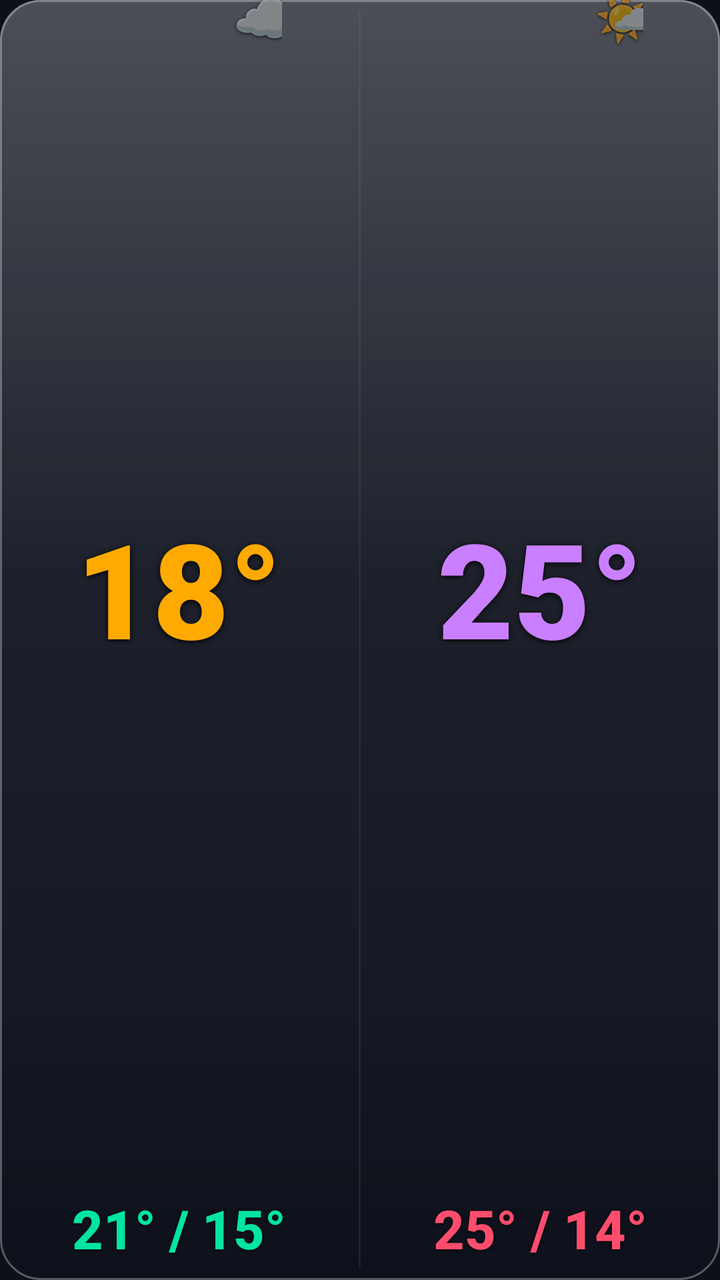
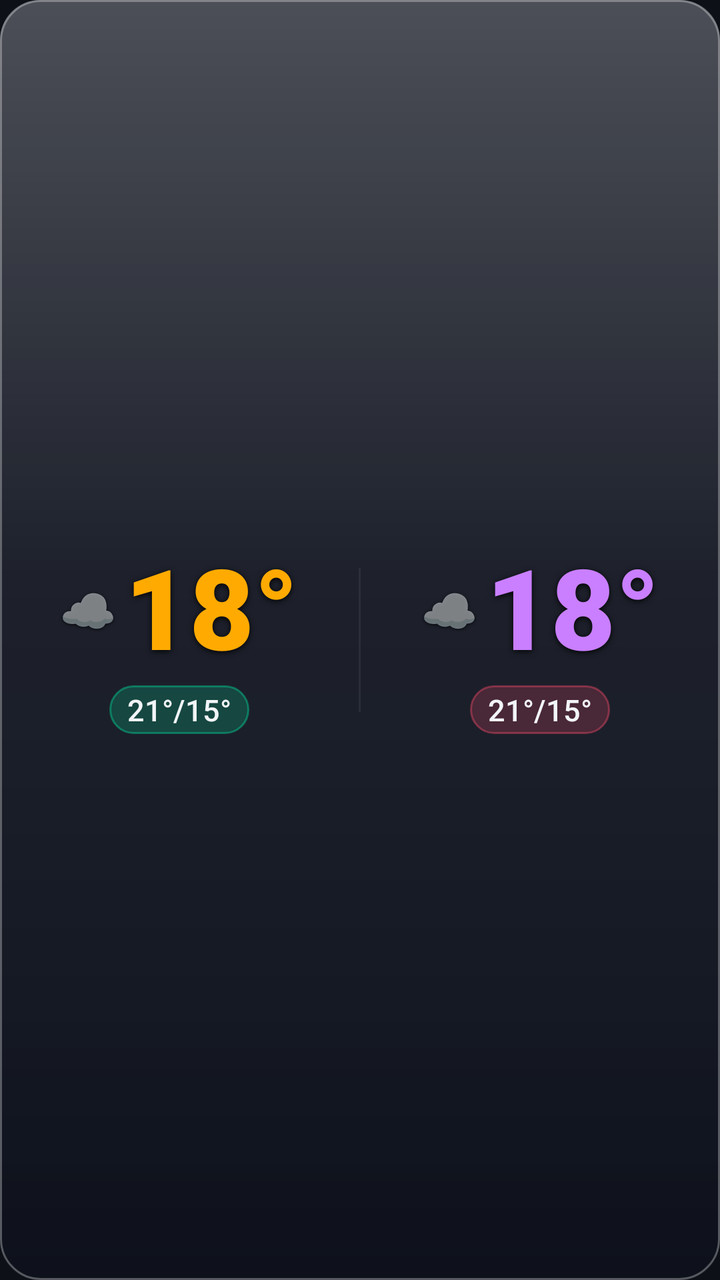

An Android layout rendered at two revisions. The XML below is the earlier revision; the diff shows what the commit changed to produce the second picture.
<!-- AndroidManifest.xml: application theme Theme.Weather28 -->
<!-- res/layout/widget_dark_m.xml -->
<?xml version="1.0" encoding="utf-8"?>
<LinearLayout xmlns:android="http://schemas.android.com/apk/res/android"
    android:id="@+id/widget_root"
    android:layout_width="match_parent"
    android:layout_height="match_parent"
    android:orientation="vertical"
    android:background="@drawable/widget_bg_dark">


    <LinearLayout
        android:layout_width="match_parent"
        android:layout_height="0dp"
        android:layout_weight="1"
        android:orientation="horizontal">

        
        <LinearLayout
            android:layout_width="0dp"
            android:layout_height="match_parent"
            android:layout_weight="1"
            android:orientation="vertical"
            android:gravity="center_horizontal"
            android:paddingStart="6dp"
            android:paddingEnd="6dp"
            android:paddingBottom="8dp">

            <FrameLayout
                android:layout_width="wrap_content"
                android:layout_height="0dp"
                android:layout_weight="1">

                <TextView
                    android:id="@+id/today_temp"
                    android:layout_width="wrap_content"
                    android:layout_height="wrap_content"
                    android:layout_gravity="center"
                    android:text="18°"
                    android:textColor="#ffaa00"
                    android:textSize="66sp"
                    android:fontFamily="sans-serif-black"
                    android:includeFontPadding="false"
                    android:gravity="center"
                    android:shadowColor="#e6000000" android:shadowDx="0" android:shadowDy="2" android:shadowRadius="7"/>

                <TextView
                    android:id="@+id/today_icon"
                    android:layout_width="wrap_content"
                    android:layout_height="wrap_content"
                    android:layout_gravity="top|end"
                    android:layout_marginTop="-6dp"
                    android:layout_marginEnd="-8dp"
                    android:text="☁️"
                    android:textSize="26sp"
                    android:includeFontPadding="false"
                    android:gravity="center"
                    android:shadowColor="#cc000000" android:shadowDx="0" android:shadowDy="1" android:shadowRadius="4"/>
            </FrameLayout>

            <TextView
                android:id="@+id/today_minmax"
                android:layout_width="wrap_content"
                android:layout_height="wrap_content"
                android:text="21° / 15°"
                android:textColor="#00e5a0"
                android:textSize="27sp"
                android:fontFamily="sans-serif-medium"
                android:textStyle="bold"
                android:layout_marginTop="2dp"
                android:shadowColor="#cc000000" android:shadowDx="0" android:shadowDy="1" android:shadowRadius="4"/>
        </LinearLayout>

        <TextView
            android:layout_width="1dp"
            android:layout_height="match_parent"
            android:background="#22888888"
            android:layout_marginTop="6dp"
            android:layout_marginBottom="6dp"
            android:text=""/>

        
        <LinearLayout
            android:layout_width="0dp"
            android:layout_height="match_parent"
            android:layout_weight="1"
            android:orientation="vertical"
            android:gravity="center_horizontal"
            android:paddingStart="6dp"
            android:paddingEnd="6dp"
            android:paddingBottom="8dp">

            <FrameLayout
                android:layout_width="wrap_content"
                android:layout_height="0dp"
                android:layout_weight="1">

                <TextView
                    android:id="@+id/tomorrow_temp"
                    android:layout_width="wrap_content"
                    android:layout_height="wrap_content"
                    android:layout_gravity="center"
                    android:text="25°"
                    android:textColor="#c97fff"
                    android:textSize="66sp"
                    android:fontFamily="sans-serif-black"
                    android:includeFontPadding="false"
                    android:gravity="center"
                    android:shadowColor="#e6000000" android:shadowDx="0" android:shadowDy="2" android:shadowRadius="7"/>

                <TextView
                    android:id="@+id/tomorrow_icon"
                    android:layout_width="wrap_content"
                    android:layout_height="wrap_content"
                    android:layout_gravity="top|end"
                    android:layout_marginTop="-6dp"
                    android:layout_marginEnd="-8dp"
                    android:text="🌤️"
                    android:textSize="26sp"
                    android:includeFontPadding="false"
                    android:gravity="center"
                    android:shadowColor="#cc000000" android:shadowDx="0" android:shadowDy="1" android:shadowRadius="4"/>
            </FrameLayout>

            <TextView
                android:id="@+id/tomorrow_minmax"
                android:layout_width="wrap_content"
                android:layout_height="wrap_content"
                android:text="25° / 14°"
                android:textColor="#ff4d6d"
                android:textSize="27sp"
                android:fontFamily="sans-serif-medium"
                android:textStyle="bold"
                android:layout_marginTop="2dp"
                android:shadowColor="#cc000000" android:shadowDx="0" android:shadowDy="1" android:shadowRadius="4"/>
        </LinearLayout>
    </LinearLayout>

    <TextView android:id="@+id/widget_refresh" android:layout_width="0dp" android:layout_height="0dp" android:visibility="gone"/>
    <TextView android:id="@+id/today_desc"    android:layout_width="0dp" android:layout_height="0dp" android:visibility="gone"/>
    <TextView android:id="@+id/tomorrow_desc" android:layout_width="0dp" android:layout_height="0dp" android:visibility="gone"/>
    <TextView android:id="@+id/today_icon_bg" android:layout_width="0dp" android:layout_height="0dp" android:visibility="gone"/>
    <TextView android:id="@+id/tomorrow_icon_bg" android:layout_width="0dp" android:layout_height="0dp" android:visibility="gone"/>
    <TextView android:id="@+id/today_rain"    android:layout_width="0dp" android:layout_height="0dp" android:visibility="gone"/>
    <TextView android:id="@+id/today_wind"    android:layout_width="0dp" android:layout_height="0dp" android:visibility="gone"/>
    <TextView android:id="@+id/tomorrow_rain" android:layout_width="0dp" android:layout_height="0dp" android:visibility="gone"/>
    <TextView android:id="@+id/tomorrow_wind" android:layout_width="0dp" android:layout_height="0dp" android:visibility="gone"/>

</LinearLayout>
<!-- resources referenced by this layout -->
<resources>
  <!-- drawable widget_bg_dark (drawable) -->
  <?xml version="1.0" encoding="utf-8"?>
  <layer-list xmlns:android="http://schemas.android.com/apk/res/android">
      <item>
          <shape android:shape="rectangle">
              <solid android:color="#CC101520"/>
              <corners android:radius="20dp"/>
          </shape>
      </item>
      <item>
          <shape android:shape="rectangle">
              <gradient
                  android:type="linear"
                  android:angle="115"
                  android:startColor="#40FFFFFF"
                  android:centerColor="#0FFFFFFF"
                  android:endColor="#00FFFFFF"
                  android:centerY="0.45"/>
              <corners android:radius="20dp"/>
          </shape>
      </item>
      <item>
          <shape android:shape="rectangle">
              <gradient
                  android:type="linear"
                  android:angle="90"
                  android:startColor="#22000000"
                  android:centerColor="#00000000"
                  android:endColor="#00000000"
                  android:centerY="0.25"/>
              <corners android:radius="20dp"/>
          </shape>
      </item>
      <item>
          <shape android:shape="rectangle">
              <stroke android:width="1dp" android:color="#4DFFFFFF"/>
              <corners android:radius="20dp"/>
          </shape>
      </item>
  </layer-list>
  <style name="Theme.Weather28" parent="Theme.MaterialComponents.DayNight.NoActionBar">
          <item name="colorPrimary">#00e5a0</item>
          <item name="colorPrimaryVariant">#4d9fff</item>
          <item name="colorOnPrimary">#0d1117</item>
          <item name="android:windowBackground">#0d1117</item>
          <item name="android:statusBarColor">#0d1117</item>
          <item name="android:navigationBarColor">#0d1117</item>
      </style>
</resources>

<!-- the commit's change to res/layout/widget_dark_m.xml (unified diff, before → after) -->
@@ -6,141 +6,142 @@
     android:orientation="vertical"
     android:background="@drawable/widget_bg_dark">
 
-
     <LinearLayout
         android:layout_width="match_parent"
         android:layout_height="0dp"
         android:layout_weight="1"
-        android:orientation="horizontal">
+        android:orientation="horizontal"
+        android:gravity="center_vertical">
 
-        
         <LinearLayout
             android:layout_width="0dp"
             android:layout_height="match_parent"
             android:layout_weight="1"
             android:orientation="vertical"
-            android:gravity="center_horizontal"
+            android:gravity="center"
             android:paddingStart="6dp"
-            android:paddingEnd="6dp"
-            android:paddingBottom="8dp">
+            android:paddingEnd="6dp">
 
-            <FrameLayout
+            <LinearLayout
                 android:layout_width="wrap_content"
-                android:layout_height="0dp"
-                android:layout_weight="1">
+                android:layout_height="wrap_content"
+                android:orientation="horizontal"
+                android:gravity="center_vertical">
+
+                <TextView
+                    android:id="@+id/today_icon"
+                    android:layout_width="wrap_content"
+                    android:layout_height="wrap_content"
+                    android:text="☁️"
+                    android:textSize="23sp"
+                    android:includeFontPadding="false"
+                    android:gravity="center"
+                    android:layout_marginEnd="4dp"
+                    android:shadowColor="#cc000000" android:shadowDx="0" android:shadowDy="1" android:shadowRadius="4"/>
 
                 <TextView
                     android:id="@+id/today_temp"
                     android:layout_width="wrap_content"
                     android:layout_height="wrap_content"
-                    android:layout_gravity="center"
                     android:text="18°"
                     android:textColor="#ffaa00"
-                    android:textSize="66sp"
+                    android:textSize="56sp"
                     android:fontFamily="sans-serif-black"
                     android:includeFontPadding="false"
                     android:gravity="center"
                     android:shadowColor="#e6000000" android:shadowDx="0" android:shadowDy="2" android:shadowRadius="7"/>
-
-                <TextView
-                    android:id="@+id/today_icon"
-                    android:layout_width="wrap_content"
-                    android:layout_height="wrap_content"
-                    android:layout_gravity="top|end"
-                    android:layout_marginTop="-6dp"
-                    android:layout_marginEnd="-8dp"
-                    android:text="☁️"
-                    android:textSize="26sp"
-                    android:includeFontPadding="false"
-                    android:gravity="center"
-                    android:shadowColor="#cc000000" android:shadowDx="0" android:shadowDy="1" android:shadowRadius="4"/>
-            </FrameLayout>
+            </LinearLayout>
 
             <TextView
                 android:id="@+id/today_minmax"
                 android:layout_width="wrap_content"
                 android:layout_height="wrap_content"
-                android:text="21° / 15°"
-                android:textColor="#00e5a0"
-                android:textSize="27sp"
+                android:text="21°/15°"
+                android:textColor="#f2f5f8"
+                android:textSize="15sp"
                 android:fontFamily="sans-serif-medium"
-                android:textStyle="bold"
-                android:layout_marginTop="2dp"
-                android:shadowColor="#cc000000" android:shadowDx="0" android:shadowDy="1" android:shadowRadius="4"/>
+                android:maxLines="1"
+                android:ellipsize="end"
+                android:background="@drawable/widget_pill_green"
+                android:paddingStart="9dp"
+                android:paddingEnd="9dp"
+                android:paddingTop="2dp"
+                android:paddingBottom="2dp"
+                android:layout_marginTop="4dp"/>
         </LinearLayout>
 
         <TextView
             android:layout_width="1dp"
-            android:layout_height="match_parent"
+            android:layout_height="72dp"
             android:background="#22888888"
-            android:layout_marginTop="6dp"
-            android:layout_marginBottom="6dp"
             android:text=""/>
 
-        
         <LinearLayout
             android:layout_width="0dp"
             android:layout_height="match_parent"
             android:layout_weight="1"
             android:orientation="vertical"
-            android:gravity="center_horizontal"
+            android:gravity="center"
             android:paddingStart="6dp"
-            android:paddingEnd="6dp"
-            android:paddingBottom="8dp">
+            android:paddingEnd="6dp">
 
-            <FrameLayout
+            <LinearLayout
                 android:layout_width="wrap_content"
-                android:layout_height="0dp"
-                android:layout_weight="1">
+                android:layout_height="wrap_content"
+                android:orientation="horizontal"
+                android:gravity="center_vertical">
+
+                <TextView
+                    android:id="@+id/tomorrow_icon"
+                    android:layout_width="wrap_content"
+                    android:layout_height="wrap_content"
+                    android:text="☁️"
+                    android:textSize="23sp"
+                    android:includeFontPadding="false"
+                    android:gravity="center"
+                    android:layout_marginEnd="4dp"
+                    android:shadowColor="#cc000000" android:shadowDx="0" android:shadowDy="1" android:shadowRadius="4"/>
 
                 <TextView
                     android:id="@+id/tomorrow_temp"
                     android:layout_width="wrap_content"
                     android:layout_height="wrap_content"
-                    android:layout_gravity="center"
-                    android:text="25°"
+                    android:text="18°"
                     android:textColor="#c97fff"
-                    android:textSize="66sp"
+                    android:textSize="56sp"
                     android:fontFamily="sans-serif-black"
                     android:includeFontPadding="false"
                     android:gravity="center"
                     android:shadowColor="#e6000000" android:shadowDx="0" android:shadowDy="2" android:shadowRadius="7"/>
-
-                <TextView
-                    android:id="@+id/tomorrow_icon"
-                    android:layout_width="wrap_content"
-                    android:layout_height="wrap_content"
-                    android:layout_gravity="top|end"
-                    android:layout_marginTop="-6dp"
-                    android:layout_marginEnd="-8dp"
-                    android:text="🌤️"
-                    android:textSize="26sp"
-                    android:includeFontPadding="false"
-                    android:gravity="center"
-                    android:shadowColor="#cc000000" android:shadowDx="0" android:shadowDy="1" android:shadowRadius="4"/>
-            </FrameLayout>
+            </LinearLayout>
 
             <TextView
                 android:id="@+id/tomorrow_minmax"
                 android:layout_width="wrap_content"
                 android:layout_height="wrap_content"
-                android:text="25° / 14°"
-                android:textColor="#ff4d6d"
-                android:textSize="27sp"
+                android:text="21°/15°"
+                android:textColor="#f2f5f8"
+                android:textSize="15sp"
                 android:fontFamily="sans-serif-medium"
-                android:textStyle="bold"
-                android:layout_marginTop="2dp"
-                android:shadowColor="#cc000000" android:shadowDx="0" android:shadowDy="1" android:shadowRadius="4"/>
+                android:maxLines="1"
+                android:ellipsize="end"
+                android:background="@drawable/widget_pill_pink"
+                android:paddingStart="9dp"
+                android:paddingEnd="9dp"
+                android:paddingTop="2dp"
+                android:paddingBottom="2dp"
+                android:layout_marginTop="4dp"/>
         </LinearLayout>
+
     </LinearLayout>
 
     <TextView android:id="@+id/widget_refresh" android:layout_width="0dp" android:layout_height="0dp" android:visibility="gone"/>
-    <TextView android:id="@+id/today_desc"    android:layout_width="0dp" android:layout_height="0dp" android:visibility="gone"/>
+    <TextView android:id="@+id/today_desc" android:layout_width="0dp" android:layout_height="0dp" android:visibility="gone"/>
     <TextView android:id="@+id/tomorrow_desc" android:layout_width="0dp" android:layout_height="0dp" android:visibility="gone"/>
     <TextView android:id="@+id/today_icon_bg" android:layout_width="0dp" android:layout_height="0dp" android:visibility="gone"/>
     <TextView android:id="@+id/tomorrow_icon_bg" android:layout_width="0dp" android:layout_height="0dp" android:visibility="gone"/>
-    <TextView android:id="@+id/today_rain"    android:layout_width="0dp" android:layout_height="0dp" android:visibility="gone"/>
-    <TextView android:id="@+id/today_wind"    android:layout_width="0dp" android:layout_height="0dp" android:visibility="gone"/>
+    <TextView android:id="@+id/today_rain" android:layout_width="0dp" android:layout_height="0dp" android:visibility="gone"/>
+    <TextView android:id="@+id/today_wind" android:layout_width="0dp" android:layout_height="0dp" android:visibility="gone"/>
     <TextView android:id="@+id/tomorrow_rain" android:layout_width="0dp" android:layout_height="0dp" android:visibility="gone"/>
     <TextView android:id="@+id/tomorrow_wind" android:layout_width="0dp" android:layout_height="0dp" android:visibility="gone"/>
 
<!-- resource entries referenced after the edit -->
@@ -40,6 +40,20 @@
           </shape>
       </item>
   </layer-list>
+  <!-- drawable widget_pill_green (drawable) -->
+  <?xml version="1.0" encoding="utf-8"?>
+  <shape xmlns:android="http://schemas.android.com/apk/res/android" android:shape="rectangle">
+      <solid android:color="#3300e5a0"/>
+      <stroke android:width="1dp" android:color="#6600e5a0"/>
+      <corners android:radius="20dp"/>
+  </shape>
+  <!-- drawable widget_pill_pink (drawable) -->
+  <?xml version="1.0" encoding="utf-8"?>
+  <shape xmlns:android="http://schemas.android.com/apk/res/android" android:shape="rectangle">
+      <solid android:color="#33ff4d6d"/>
+      <stroke android:width="1dp" android:color="#66ff4d6d"/>
+      <corners android:radius="20dp"/>
+  </shape>
   <style name="Theme.Weather28" parent="Theme.MaterialComponents.DayNight.NoActionBar">
           <item name="colorPrimary">#00e5a0</item>
           <item name="colorPrimaryVariant">#4d9fff</item>
